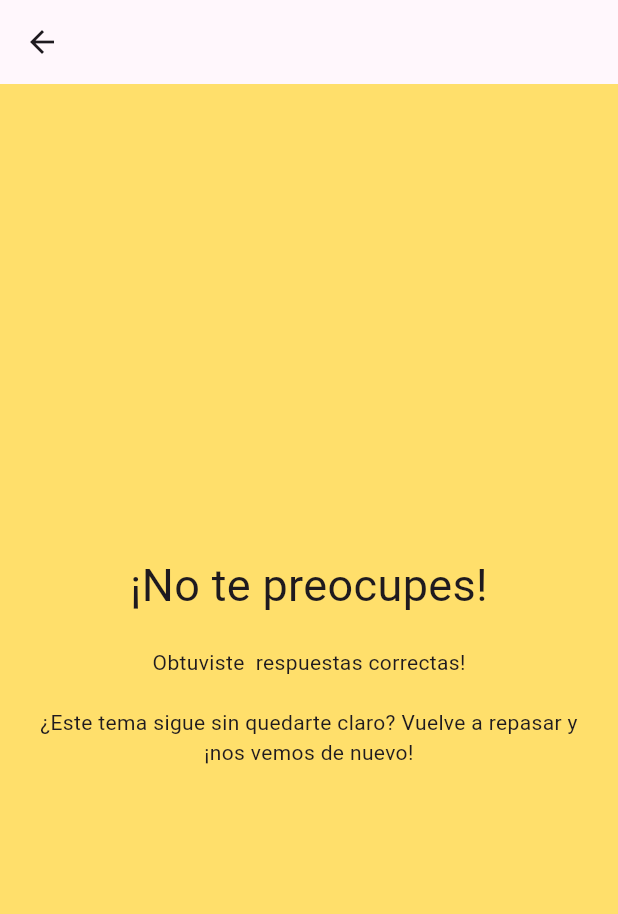
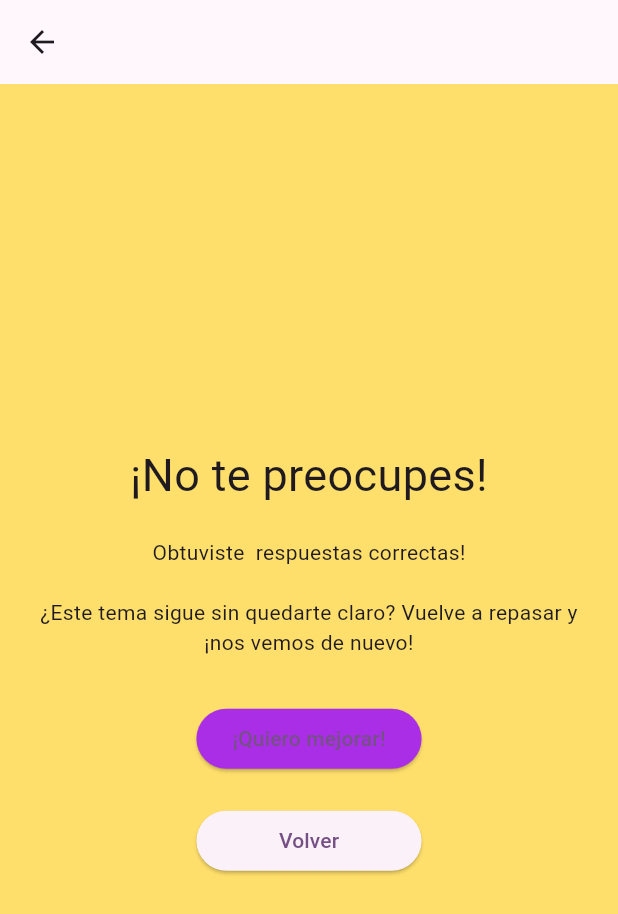
Before and after one commit to armandomm09/hackpue, a Flutter app: the quizResultPage screen opened directly with empty values, on a phone screen of 412 x 824 dp. Shown: the top 914 px of the screen. Run offline on Flutter 3.47's test engine with Material 3 defaults, Android fonts, the phone set to English and light mode, and no system bars; drawn by our look-alikes of flutter_animate; our stand-ins replace audioplayers, avatar_glow, awesome_snackbar_content, carousel_slider, cloud_firestore, file_picker and 4 more; missing offline and left inert: record; accounts and stored records are empty.

Commit message:
buttons quiz

```diff
--- a/lib/pages/chat/quiz/quizResult.dart
+++ b/lib/pages/chat/quiz/quizResult.dart
@@ -1,5 +1,7 @@
 import 'package:flutter/material.dart';
+import 'package:hackpue/components/appButton.dart';
 import 'package:hackpue/constants.dart';
+import 'package:flutter_animate/flutter_animate.dart';
 
 class quizResultPage extends StatelessWidget {
   final String result;
@@ -63,7 +65,9 @@ class quizResultPage extends StatelessWidget {
                   Text(
                     title(),
                     style: TextStyle(fontSize: 30),
-                  ),
+                  )
+                      .animate(delay: Duration(milliseconds: 300))
+                      .flip(duration: Duration(milliseconds: 200)),
                   SizedBox(
                     height: 20,
                   ),
@@ -75,6 +79,29 @@ class quizResultPage extends StatelessWidget {
                     message(),
                     textAlign: TextAlign.center,
                   ),
+                  SizedBox(
+                    height: 30,
+                  ),
+                  IntrinsicWidth(
+                    child: Column(
+                      crossAxisAlignment: CrossAxisAlignment.stretch,
+                      children: [
+                        ElevatedButton(
+                                style: ButtonStyle(
+                                    backgroundColor:
+                                        WidgetStatePropertyAll(lavender)),
+                                onPressed: () {},
+                                child: Text('¡Quiero mejorar!'))
+                            .animate(delay: Duration(seconds: 2))
+                            .shake(delay: Duration(seconds: 1))
+                            .shake(delay: Duration(milliseconds: 100)),
+                        SizedBox(
+                          height: 20,
+                        ),
+                        ElevatedButton(onPressed: () {}, child: Text('Volver'))
+                      ],
+                    ),
+                  )
                 ],
               ),
             ),
--- a/pubspec.yaml
+++ b/pubspec.yaml
@@ -50,6 +50,7 @@ dependencies:
   highlight_text: ^1.7.0
   record: ^4.4.4
   audioplayers: ^6.0.0
+  flutter_animate: ^4.5.0
 
 dev_dependencies:
   flutter_test:
```
Also changed, not shown: pubspec.lock.
